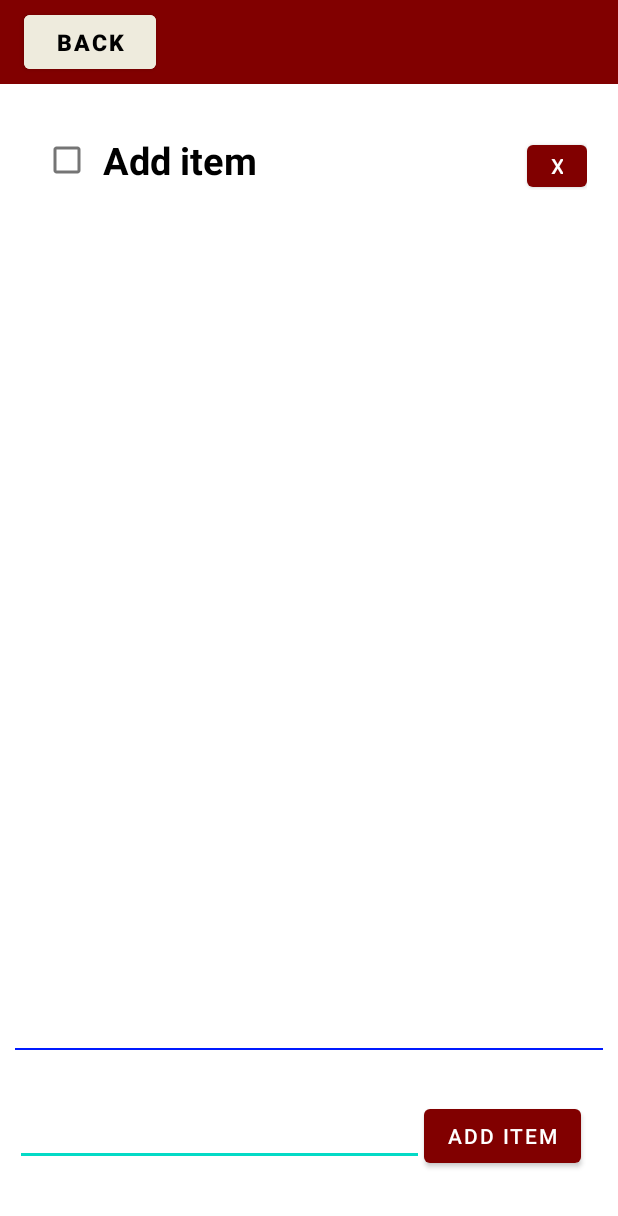
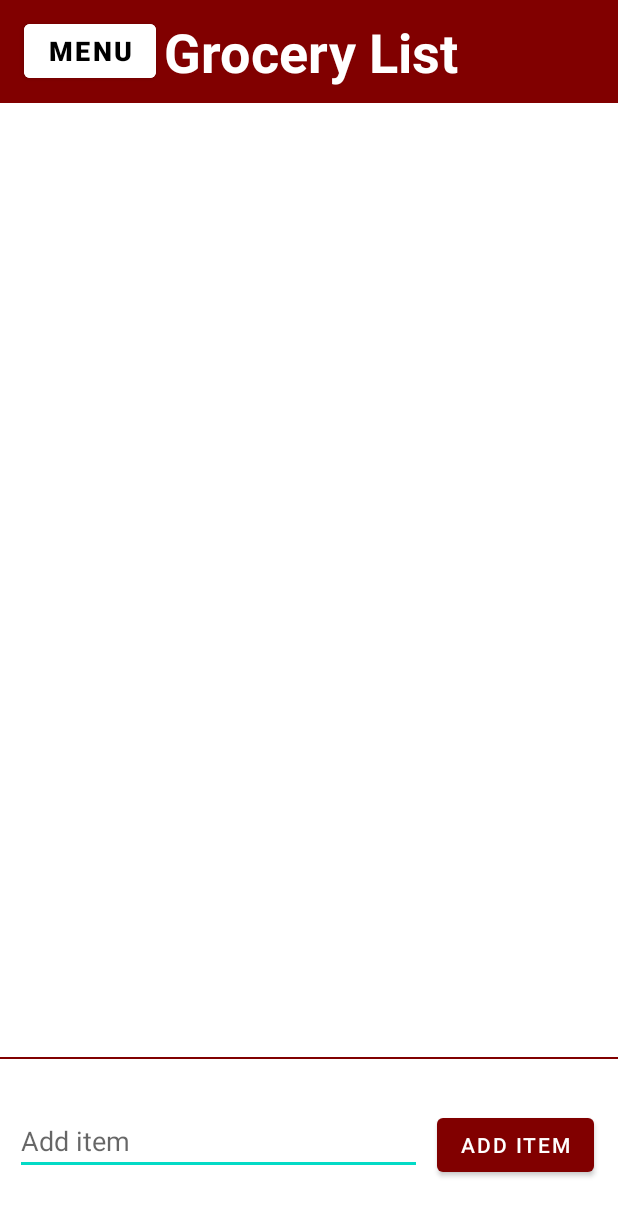
Before and after one commit to lewzsh/Meal-Planning-App, an Android app: the GroceryActivity screen opened directly, with no data from a screen before it, after a tap on "ADD ITEM", on a phone screen of 412 x 824 dp. Shown: the top 1216 px of the screen. Run offline under Robolectric (Android 15) with nearby library versions, the phone set to English and light mode, and no system bars.

Commit message:
Update activity grocery

```diff
--- a/src/main/res/layout/activity_grocery.xml
+++ b/src/main/res/layout/activity_grocery.xml
@@ -1,45 +1,21 @@
 <?xml version="1.0" encoding="utf-8"?>
-<LinearLayout
-    xmlns:android="http://schemas.android.com/apk/res/android"
-    android:orientation="vertical"
+<androidx.constraintlayout.widget.ConstraintLayout xmlns:android="http://schemas.android.com/apk/res/android"
     xmlns:app="http://schemas.android.com/apk/res-auto"
     xmlns:tools="http://schemas.android.com/tools"
     android:layout_width="match_parent"
     android:layout_height="match_parent"
     tools:context=".GroceryActivity">
 
-    <androidx.appcompat.widget.Toolbar
-        android:layout_width="match_parent"
-        android:layout_height="wrap_content"
-        android:minHeight="?actionBarSize"
-        android:theme="?actionBarTheme"
-        android:background="@color/dark_red">
-
-        <Button
-            android:layout_width="wrap_content"
-            android:layout_height="wrap_content"
-            android:text="Back"
-            android:textSize="15sp"
-            android:backgroundTint="@color/beige"
-            android:textColor="@color/black"
-            android:textStyle="bold"
-            android:layout_gravity="start"
-            android:onClick="goBackToMenu"/>
-
-    </androidx.appcompat.widget.Toolbar>
-
-    <androidx.constraintlayout.widget.ConstraintLayout
-        android:layout_width="match_parent"
-        android:layout_height="match_parent"
-        android:layout_margin="10dp">
-
     <EditText
         android:id="@+id/groceryItemEditText"
         android:layout_width="0dp"
+        android:layout_marginLeft="10dp"
+        android:layout_marginRight="10dp"
         android:layout_height="wrap_content"
         android:ems="10"
         android:inputType="textPersonName"
-            android:text="Add item"
+        android:autofillHints="Add item"
+        android:hint="Add item"
         app:layout_constraintBottom_toBottomOf="parent"
         app:layout_constraintEnd_toStartOf="@+id/addItemButton"
         app:layout_constraintHorizontal_bias="0.0"
@@ -64,16 +40,13 @@
         android:layout_width="match_parent"
         android:layout_height="1dp"
         android:layout_marginBottom="32dp"
-            android:background="#001AFF"
+        android:background="@color/dark_red"
         app:layout_constraintBottom_toTopOf="@+id/groceryItemEditText"
         tools:layout_editor_absoluteX="16dp" />
 
     <LinearLayout
         android:layout_width="match_parent"
         android:layout_height="0dp"
-            android:layout_marginStart="5dp"
-            android:layout_marginTop="15dp"
-            android:layout_marginEnd="5dp"
         android:orientation="vertical"
         app:layout_constraintBottom_toBottomOf="@id/divider"
         app:layout_constraintEnd_toEndOf="parent"
@@ -81,6 +54,40 @@
         app:layout_constraintStart_toStartOf="parent"
         app:layout_constraintTop_toTopOf="parent"
         app:layout_constraintVertical_bias="1.0">
+
+        <androidx.appcompat.widget.Toolbar
+            android:layout_width="match_parent"
+            android:layout_height="wrap_content"
+            android:background="@color/dark_red"
+            android:minHeight="?actionBarSize"
+            android:theme="?actionBarTheme"
+            android:paddingTop="10dp"
+            android:paddingBottom="10dp"
+            >
+
+            <Button
+                android:id="@+id/menuButton"
+                android:layout_width="wrap_content"
+                android:layout_height="wrap_content"
+                android:layout_gravity="start"
+                android:backgroundTint="@color/white"
+                android:onClick="goBackToMenu"
+                android:text="menu"
+                android:layout_marginRight="5dp"
+                android:textColor="@color/black"
+                android:textSize="18sp"
+                android:textStyle="bold" />
+
+            <TextView
+                android:layout_width="wrap_content"
+                android:layout_height="wrap_content"
+                android:layout_gravity="center"
+                android:text="Grocery List"
+                android:textColor="@color/white"
+                android:textSize="36sp"
+                android:textStyle="bold" />
+
+        </androidx.appcompat.widget.Toolbar>
 
         <ListView
             android:id="@+id/groceryListView"
@@ -90,5 +97,3 @@
     </LinearLayout>
 
 </androidx.constraintlayout.widget.ConstraintLayout>
-
-</LinearLayout>
```
Lines whose indentation alone changed are shown as unchanged.
